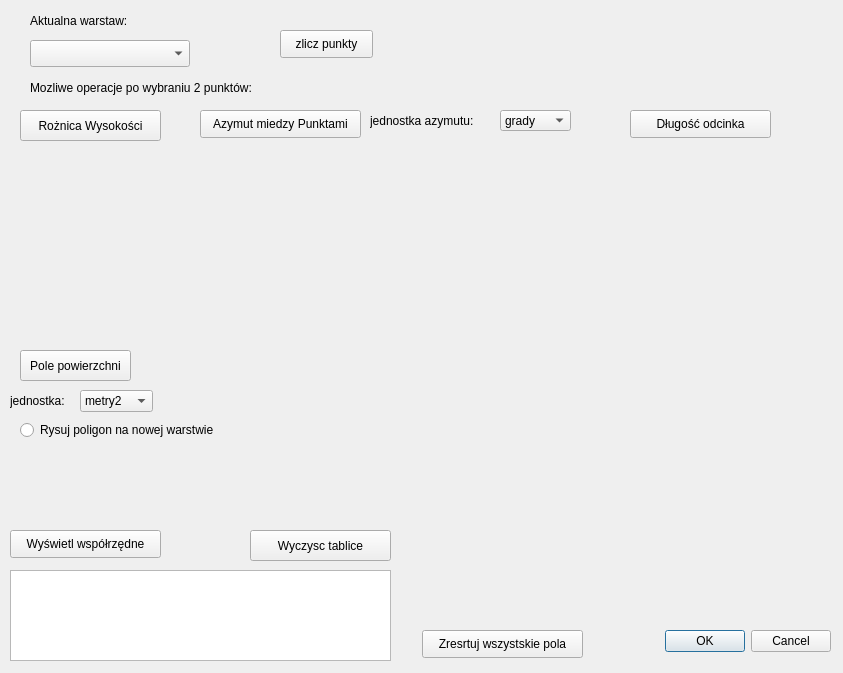
Above: wtyczka_projekt_3/wtyczka_projekt_3_dialog_base.ui from Sawoboh/Informatyka_Projekt_2 before the change. Below: the same form after it.
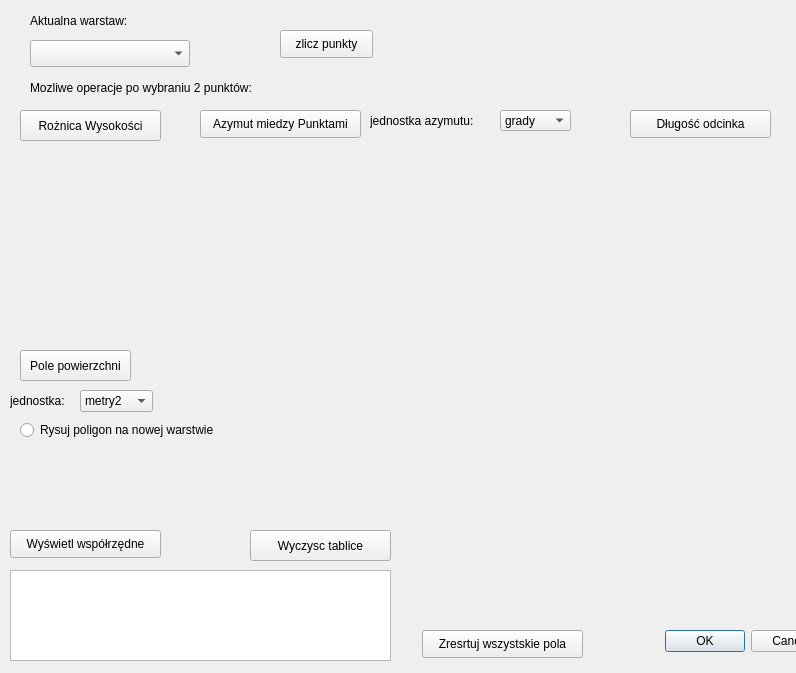
That is the form after the change. Custom widgets are drawn as their Qt base class.

Commit message: dodanie poligonu jeszcze wymaga poprawy

```diff
--- a/wtyczka_projekt_3/wtyczka_projekt_3_dialog_base.ui
+++ b/wtyczka_projekt_3/wtyczka_projekt_3_dialog_base.ui
@@ -6,7 +6,7 @@
    <rect>
     <x>0</x>
     <y>0</y>
-    <width>843</width>
+    <width>796</width>
     <height>673</height>
    </rect>
   </property>
```
The commit also changes 2 other files.
